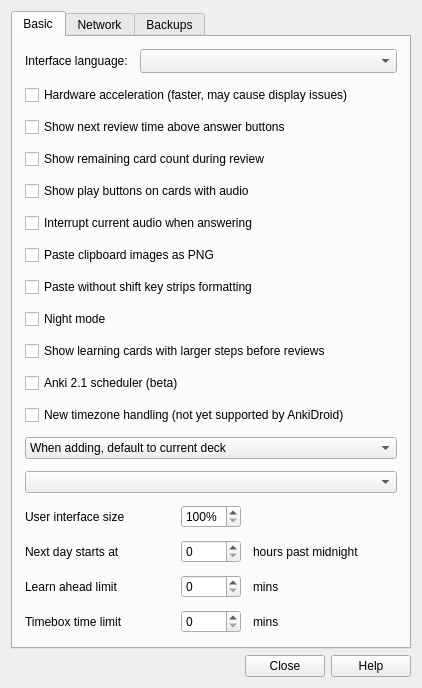
Before: the Qt Designer form qt/designer/preferences.ui in ankitects/anki, drawn with Qt 5.
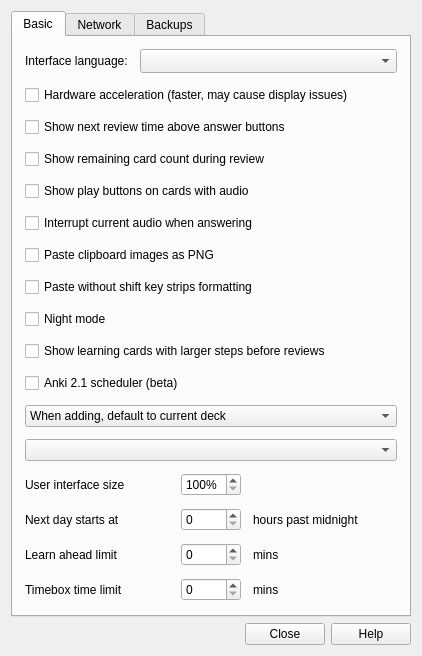
After: the same form once the commit is applied.

Commit message: Remove new timezone handling checkbox from preferences

What changed in the file:
```diff
--- a/qt/designer/preferences.ui
+++ b/qt/designer/preferences.ui
@@ -7,7 +7,7 @@
     <x>0</x>
     <y>0</y>
     <width>422</width>
-    <height>636</height>
+    <height>611</height>
    </rect>
   </property>
   <property name="windowTitle">
@@ -136,13 +136,6 @@
          </property>
         </widget>
        </item>
-       <item>
-        <widget class="QCheckBox" name="new_timezone">
-         <property name="text">
-          <string notr="true">New timezone handling (not yet supported by AnkiDroid)</string>
-         </property>
-        </widget>
-       </item>
        <item>
         <widget class="QComboBox" name="useCurrent">
          <item>
```
Left out of the diff: 1 changed line with no effect on the pictures. The commit also changes 1 other file.
